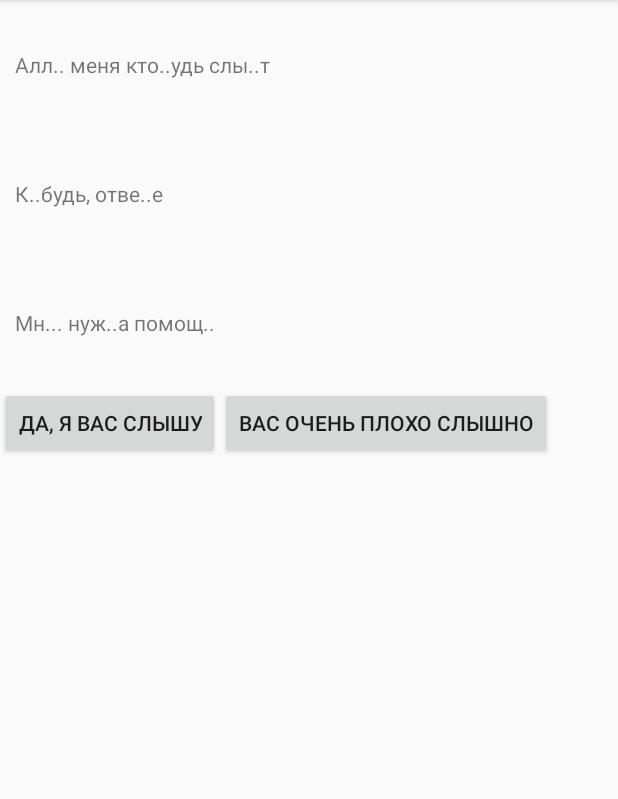
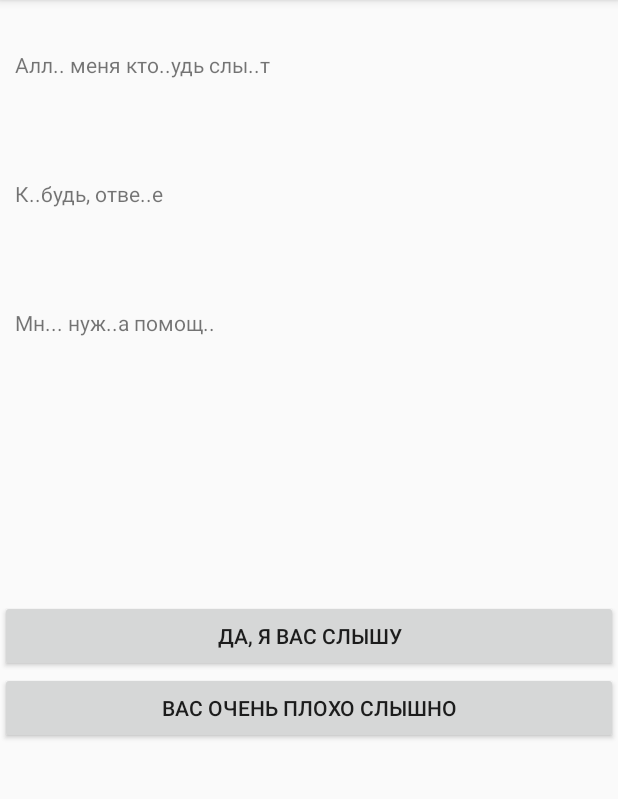
Before and after one commit to Magnusyatina/White-Desert, an Android app: the screen it shows after launch (MainActivity), on a phone screen of 412 x 824 dp, the part 84-883 px from its top. Run offline under Robolectric (Android 15) with nearby library versions, the phone set to English and light mode, and no system bars.

Commit message:
Изменена разметка главной страницы, доработан обработчик

```diff
--- a/app/src/main/java/com/example/serge/test1/MainActivity.java
+++ b/app/src/main/java/com/example/serge/test1/MainActivity.java
@@ -31,6 +31,7 @@ import java.util.NoSuchElementException;
 public class MainActivity extends AppCompatActivity {
 
     LinearLayout mainLayout;
+    LinearLayout questionView;
     ScrollView mainScrollView;
     String stage;
     private Handler handler = new Handler( Looper.getMainLooper() );
@@ -40,10 +41,9 @@ public class MainActivity extends AppCompatActivity {
     @Override
     protected void onCreate(Bundle savedInstanceState) {
         super.onCreate(savedInstanceState);
-        setContentView(R.layout.testscroll);
-        mainLayout = (LinearLayout) findViewById(R.id.mainlayout);
-        mainLayout.setOrientation(LinearLayout.VERTICAL);
-
+        setContentView(R.layout.activity_main);
+        mainLayout = (LinearLayout) findViewById(R.id.textArea);
+        questionView = (LinearLayout) findViewById(R.id.questionsLayout);
         try {
             Scenario.loadSceanrio( this );
             gameProcessed();
@@ -95,7 +95,7 @@ public class MainActivity extends AppCompatActivity {
                     }else if(e.getClass() == Waiting.class){
                         final Waiting waiting = (Waiting) e;
                         final TextView waitView = new TextView( this );
-                        waitView.setText( "Джозеф занят" );
+                        waitView.setText(R.string.personIsWaiting);
                         LinearLayout.LayoutParams layoutParams = new LinearLayout.LayoutParams(ViewGroup.LayoutParams.MATCH_PARENT, ViewGroup.LayoutParams.WRAP_CONTENT);
                         waitView.setLayoutParams(layoutParams);
                         waitView.setGravity(Gravity.CENTER_HORIZONTAL);
@@ -112,12 +112,6 @@ public class MainActivity extends AppCompatActivity {
                         CustomTimer.addTestTime(waiting.getValue());
                     }else if(e.getClass() == Questions.class){
                         final Questions questions = (Questions) e;
-                        final ScrollView scrollView = new ScrollView( this );
-                        scrollView.setForegroundGravity(Gravity.CENTER_HORIZONTAL);
-                        scrollView.setLayoutParams( Settings.layoutParams );
-                        LinearLayout linearLayout = new LinearLayout( this );
-                        linearLayout.setLayoutParams( Settings.layoutParams );
-                        scrollView.addView( linearLayout );
                         ArrayList<Question> questionArray = questions.getList();
                         for(Question q : questionArray){
                             final CustomButton customButton = new CustomButton(this, q.getGoTo());
@@ -126,98 +120,26 @@ public class MainActivity extends AppCompatActivity {
                                 @Override
                                 public void onClick(View v) {
                                     setStage(customButton.getGoTo());
+                                    questions.setAdded(true);
+                                    questionView.removeAllViews();
                                     gameProcessed();
                                 }
                             } );
-                            linearLayout.addView(customButton);
+                            if(scheduleTime>0){
+                                handler.postDelayed( new Runnable() {
+                                    @Override
+                                    public void run() {
+                                        questionView.addView(customButton);
+                                    }
+                                }, scheduleTime );
+                            }else questionView.addView(customButton);;
                         }
-                        if(scheduleTime>0){
-                            handler.postDelayed( new Runnable() {
-                                @Override
-                                public void run() {
-                                    mainLayout.addView(scrollView);
-                                    questions.setAdded(true);
-                                }
-                            }, scheduleTime );
-                        }else mainLayout.addView(scrollView);
+
                     }
                 }
             }
         }
-    }//old version
-    /*
-    protected void getStringForGame(){
-        if(stage==null)
-          stage = new String("nextstage2");
-        Progress.addToProgress(stage);
-        Progress.planningScheduleTime();
-        int id = this.getResources().getIdentifier(stage, "array", this.getPackageName());
-        if(id != 0){
-            String[] s = getResources().getStringArray(id);
-            addTextView(s);
-        }
     }
-
-
-    public void addTextView(final String s[]){
-        final Handler handler = new Handler( Looper.getMainLooper());
-        int length = s.length;
-        for(int i = 0; i<=length;i++)
-        {
-            if(i!=length){
-                final CustomTextView customTextView = new CustomTextView( this );
-                if(s[i].indexOf("/")!=-1){
-                    String[] teststr = s[i].split("/",2);
-                    s[i] = teststr[0];
-                    final TextView waitView = new TextView(this);
-                    waitView.setText("Джозеф занят");
-                    LinearLayout.LayoutParams layoutParams = new LinearLayout.LayoutParams(ViewGroup.LayoutParams.MATCH_PARENT, ViewGroup.LayoutParams.WRAP_CONTENT);
-                    waitView.setLayoutParams(layoutParams);
-                    waitView.setGravity(Gravity.CENTER_HORIZONTAL);
-                    handler.postDelayed( new Runnable() {
-                        @Override
-                        public void run() {
-                            mainLayout.addView( waitView );
-                        }
-                    }, CustomTimer.getValue() );
-                    CustomTimer.addTime(teststr[1]);
-                }
-                customTextView.setText( s[i] );
-                handler.postDelayed( new Runnable() {
-                    @Override
-                    public void run() {
-                        LinearLayout.LayoutParams layoutParams = new LinearLayout.LayoutParams(ViewGroup.LayoutParams.MATCH_PARENT, ViewGroup.LayoutParams.WRAP_CONTENT);
-                        layoutParams.setMargins(0,50,0,50);
-                        customTextView.setLayoutParams( layoutParams );
-                        mainLayout.addView(customTextView);
-                    }
-                }, CustomTimer.getValue());
-            }
-            else{ //final CreateButton answer = new CreateButton();
-                int id = this.getResources().getIdentifier(stage+"_questions", "array", this.getPackageName());
-                if(id != 0){
-                    String str[] = getResources().getStringArray(id);
-                    final LinearLayout answerLayout = CreateButton.crAnswer(this, str[0],str[1]);
-                    handler.postDelayed( new Runnable() {
-                    @Override
-                    public void run() {
-                        getMainLayout().addView(answerLayout);
-                    }
-                }, CustomTimer.getValue() );
-                }else{
-                        final Button but = CreateButton.getRestartButton(this);
-                        handler.postDelayed( new Runnable() {
-                            @Override
-                            public void run() {
-                                getMainLayout().addView(but);
-                            }
-                        }, CustomTimer.getValue() );
-                    }
-            }
-            CustomTimer.addTime();
-        }
-        CustomTimer.clearTimer();
-    }*/
 
     public String getStage(){
         return stage;
@@ -225,30 +147,6 @@ public class MainActivity extends AppCompatActivity {
     public void setStage(String stage){
         this.stage = stage;
     }
-    public void firstButtonClick(View view){
-        onClickActive(0);
-    }
-    public void secondButtonClick(View view){
-        onClickActive(1);
-    }
-    public void onClickActive(int n){
-        int id = this.getResources().getIdentifier("logic_"+getStage(), "array", this.getPackageName());
-        if(id != 0){
-            String[] logicStage = this.getResources().getStringArray(id);
-           // MyServiceForGameProcess service = new MyServiceForGameProcess();
-           // startService(new Intent(this, service.getClass()));
-            setStage(logicStage[n]);
-            mainLayout.removeViewAt(mainLayout.getChildCount()-1);
-            gameProcessed();
-        }
-    }
-
-    public void restartGame(View view){
-        stage = null;
-        mainLayout.removeAllViews();
-        gameProcessed();
-    }
-
     public ScrollView getMainScrollView(){
         return  mainScrollView;
     }
--- a/app/src/main/res/layout/activity_main.xml
+++ b/app/src/main/res/layout/activity_main.xml
@@ -7,35 +7,39 @@
     tools:context="com.example.serge.test1.MainActivity">
 
     <RelativeLayout
-        android:layout_width="357dp"
+        android:layout_width="fill_parent"
         android:layout_height="499dp"
-        tools:layout_editor_absoluteX="14dp"
+        tools:layout_editor_absoluteX="8dp"
         tools:layout_editor_absoluteY="6dp">
+        <ScrollView
+            android:layout_width="match_parent"
+            android:layout_height="400dp">
 
-        <EditText
-            android:id="@+id/editText2"
-            android:layout_width="wrap_content"
-            android:layout_height="wrap_content"
-            android:ems="10"
-            android:inputType="textPersonName"
-            android:text="Name"
-            android:layout_marginBottom="11dp"
-            android:layout_marginRight="29dp"
-            android:layout_marginEnd="29dp"
-            android:layout_above="@+id/editText"
-            android:layout_alignParentRight="true"
-            android:layout_alignParentEnd="true"/>
+            <LinearLayout
+                android:id="@+id/textArea"
+                android:layout_width="match_parent"
+                android:layout_height="wrap_content"
+                android:orientation="vertical"/>
+        </ScrollView>
 
-        <EditText
-            android:id="@+id/editText"
-            android:layout_width="wrap_content"
-            android:layout_height="wrap_content"
-            android:layout_marginTop="119dp"
-            android:ems="10"
-            android:inputType="textPersonName"
-            android:text="Name"
-            android:layout_alignParentTop="true"
-            android:layout_toStartOf="@+id/editText2"/>
+        <LinearLayout
+            android:layout_marginTop="400dp"
+            android:layout_width="match_parent"
+            android:layout_height="match_parent"
+            android:orientation="vertical">
+            <ScrollView
+                android:layout_width="match_parent"
+                android:layout_height="match_parent">
+                <LinearLayout
+                    android:id="@+id/questionsLayout"
+                    android:layout_width="match_parent"
+                    android:layout_height="wrap_content"
+                    android:orientation="vertical">
+                </LinearLayout>
+
+            </ScrollView>
+        </LinearLayout>
+
     </RelativeLayout>
 
 </android.support.constraint.ConstraintLayout>
--- a/app/src/main/res/values/strings.xml
+++ b/app/src/main/res/values/strings.xml
@@ -1,5 +1,6 @@
 <resources>
     <string name="app_name">Bundle</string>
+    <string name="personIsWaiting">Джозеф занят</string>>
     <string-array  name="start">
         <item>Алло... ал... Есть кт... будь на св...зи</item>
         <item>Брр... как же тут хо...дно</item>
```
